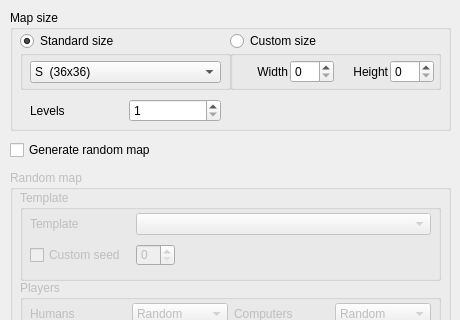
Before: the Qt Designer form mapeditor/windownewmap.ui in vcmi/vcmi, drawn with Qt 5; both pictures show x 0 to 460 and y 0 to 320 of the 460 by 573 pixel window.
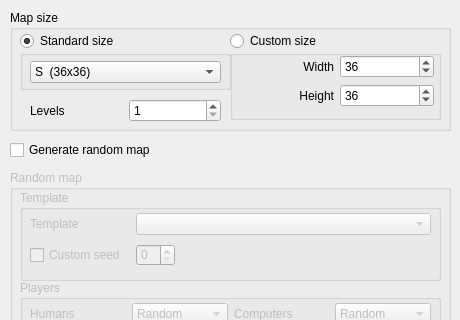
After: the same form once the commit is applied.

Commit message: mapeditor: fix passability & improve layout

The edit to the form file:
```diff
--- a/mapeditor/windownewmap.ui
+++ b/mapeditor/windownewmap.ui
@@ -134,7 +134,7 @@
       <x>220</x>
       <y>40</y>
       <width>211</width>
-      <height>40</height>
+      <height>70</height>
      </rect>
     </property>
     <property name="title">
@@ -150,11 +150,13 @@
      <property name="geometry">
       <rect>
        <x>10</x>
-       <y>10</y>
+       <y>5</y>
        <width>194</width>
-       <height>24</height>
+       <height>54</height>
       </rect>
      </property>
+     <layout class="QVBoxLayout" name="verticalLayout_1">
+      <item>
      <layout class="QHBoxLayout" name="horizontalLayout_7">
       <item>
        <widget class="QLabel" name="label">
@@ -180,14 +182,27 @@
       </item>
       <item>
        <widget class="QSpinBox" name="widthTxt">
+          <property name="minimumSize">
+           <size>
+            <width>60</width>
+            <height>0</height>
+           </size>
+          </property>
         <property name="maximum">
          <number>999</number>
         </property>
+          <property name="minimum">
+           <number>1</number>
+          </property>
         <property name="value">
-         <number>0</number>
+           <number>36</number>
         </property>
        </widget>
       </item>
+       </layout>
+      </item>
+      <item>
+       <layout class="QHBoxLayout" name="horizontalLayout_8">
       <item>
        <widget class="QLabel" name="label_2">
         <property name="minimumSize">
@@ -206,13 +221,24 @@
       </item>
       <item>
        <widget class="QSpinBox" name="heightTxt">
+          <property name="minimumSize">
+           <size>
+            <width>60</width>
+            <height>0</height>
+           </size>
+          </property>
         <property name="maximum">
          <number>999</number>
         </property>
+          <property name="minimum">
+           <number>1</number>
+          </property>
         <property name="value">
-         <number>0</number>
-        </property>
-       </widget>
+           <number>36</number>
+          </property>
+         </widget>
+        </item>
+       </layout>
       </item>
      </layout>
     </widget>
```
Left out of the diff: 3 changed lines with no effect on the pictures. Lines whose indentation alone changed are shown as unchanged. The commit also changes 1 other file.
